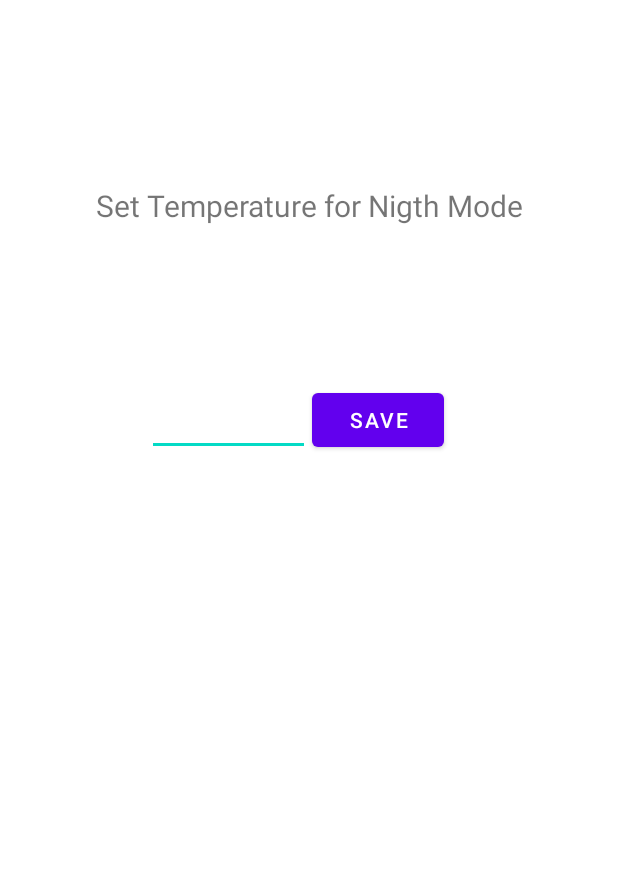
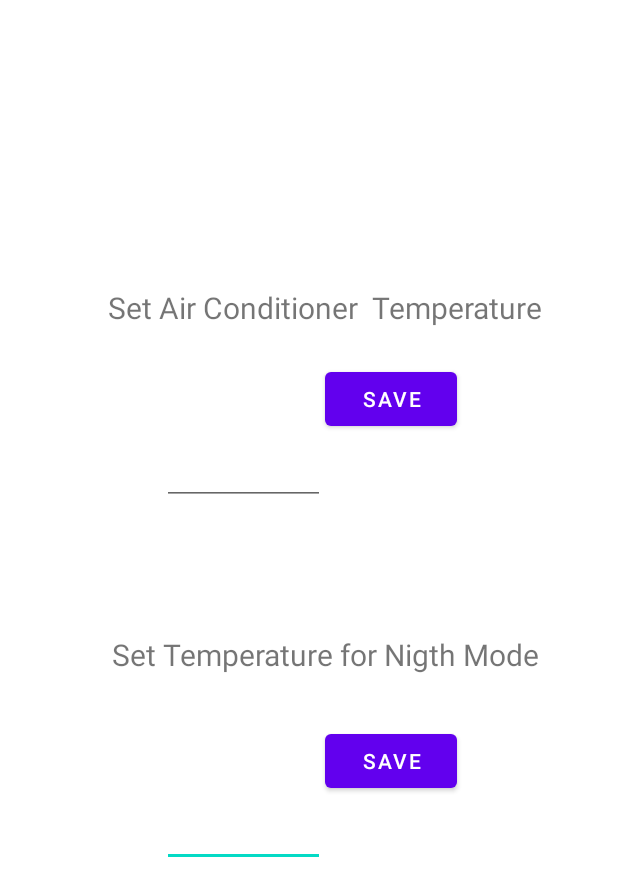
Before and after one commit to brendonrodrigues1999/My-Smart-Bedroom, an Android app: the layout fragment_temperature_control.xml on its own in the app's theme, with its tools: preview values and no code run, on a phone screen of 412 x 824 dp. Shown: the top 896 px of the screen. Run offline under Robolectric (Android 15) with nearby library versions, the phone set to English and light mode, and no system bars.

Commit message:
Android: implemented functionality to control the air conditioner

```diff
--- a/app/src/main/java/com/example/mysmartbedroom/RegisterUserActivity.kt
+++ b/app/src/main/java/com/example/mysmartbedroom/RegisterUserActivity.kt
@@ -39,11 +39,14 @@ class RegisterUserActivity : AppCompatActivity() {
                             val user = hashMapOf("FirstName" to f_name,"LastName" to s_name,"Email" to email, "MobileNo" to mobno, "Password" to password)
                             doc.set(user as Map<String, Any>).addOnCompleteListener(this) { task ->
                                 if (task.isSuccessful) {
-                                    val nightmode = hashMapOf("Lights" to "disabled" , "Curtains" to "disabled" ,
+                                    val nightmode = hashMapOf("Lights" to "disabled" , "Curtains" to "disabled" , "NightTemp" to 20,
                                         "Music" to "disabled" , "Door_Locks" to "disabled" , "Air Conditioner" to "disabled", "AlarmHour" to 0, "AlarmMinute" to 0)
+                                    val airConditionerSettings = hashMapOf("Temperature" to 20)
                                     val doc2 = doc.collection("Bedroom Settings").document("NightModeSettings")
+                                    val doc3 = doc.collection("Bedroom Settings").document("AirConditionerSettings")
                                     doc2.set(nightmode as Map<String,Any>).addOnCompleteListener(this) { task ->
                                         if (task.isSuccessful) {
+                                            doc3.set(airConditionerSettings as Map<String,Any>)
                                             val ref = FirebaseDatabase.getInstance().getReference(userId)
                                             ref.child("Lights").setValue("off")
                                             ref.child("Curtains").setValue("close")
--- a/app/src/main/res/layout/fragment_temperature_control.xml
+++ b/app/src/main/res/layout/fragment_temperature_control.xml
@@ -9,26 +9,12 @@
     tools:context=".TemperatureControlFragment">
 
 
-    <TextView
-        android:id="@+id/textView9"
-        android:layout_width="wrap_content"
-        android:layout_height="wrap_content"
-        android:layout_marginTop="123dp"
-        android:layout_marginBottom="16dp"
-        android:text="Set Temperature for Nigth Mode"
-        android:textSize="20sp"
-        app:layout_constraintBottom_toTopOf="@+id/tempInp"
-        app:layout_constraintEnd_toEndOf="parent"
-        app:layout_constraintStart_toStartOf="parent"
-        app:layout_constraintTop_toTopOf="parent" />
-
     <EditText
         android:id="@+id/tempInp"
         android:layout_width="0dp"
         android:layout_height="0dp"
-        android:layout_marginStart="98dp"
-        android:layout_marginEnd="1dp"
-        android:layout_marginBottom="520dp"
+        android:layout_marginStart="108dp"
+        android:layout_marginBottom="246dp"
         android:ems="10"
         android:gravity="center"
         android:inputType="number"
@@ -38,12 +24,62 @@
         app:layout_constraintTop_toBottomOf="@+id/textView9" />
 
     <Button
+        android:id="@+id/airConBtn"
+        android:layout_width="wrap_content"
+        android:layout_height="wrap_content"
+        android:layout_marginEnd="107dp"
+        android:text="Save"
+        app:layout_constraintEnd_toEndOf="parent"
+        app:layout_constraintStart_toEndOf="@+id/airConInp"
+        app:layout_constraintTop_toTopOf="@+id/airConInp" />
+
+    <TextView
+        android:id="@+id/textView15"
+        android:layout_width="wrap_content"
+        android:layout_height="wrap_content"
+        android:layout_marginTop="191dp"
+        android:layout_marginBottom="23dp"
+        android:text="Set Air Conditioner  Temperature"
+        android:textSize="20sp"
+        app:layout_constraintBottom_toTopOf="@+id/airConInp"
+        app:layout_constraintEnd_toStartOf="@+id/airConBtn"
+        app:layout_constraintStart_toStartOf="@+id/airConBtn"
+        app:layout_constraintTop_toTopOf="parent" />
+
+    <EditText
+        android:id="@+id/airConInp"
+        android:layout_width="0dp"
+        android:layout_height="0dp"
+        android:layout_marginStart="108dp"
+        android:layout_marginBottom="86dp"
+        android:ems="10"
+        android:gravity="center"
+        android:inputType="number"
+        app:layout_constraintBottom_toTopOf="@+id/textView9"
+        app:layout_constraintEnd_toStartOf="@+id/airConBtn"
+        app:layout_constraintStart_toStartOf="parent"
+        app:layout_constraintTop_toBottomOf="@+id/textView15" />
+
+    <TextView
+        android:id="@+id/textView9"
+        android:layout_width="wrap_content"
+        android:layout_height="wrap_content"
+        android:layout_marginBottom="33dp"
+        android:text="Set Temperature for Nigth Mode"
+        android:textSize="20sp"
+        app:layout_constraintBottom_toTopOf="@+id/tempInp"
+        app:layout_constraintEnd_toStartOf="@+id/nightTempBtn"
+        app:layout_constraintStart_toStartOf="@+id/nightTempBtn"
+        app:layout_constraintTop_toBottomOf="@+id/airConInp" />
+
+    <Button
         android:id="@+id/nightTempBtn"
         android:layout_width="wrap_content"
         android:layout_height="wrap_content"
-        android:layout_marginEnd="116dp"
+        android:layout_marginEnd="107dp"
         android:text="Save"
-        app:layout_constraintBottom_toBottomOf="@+id/tempInp"
         app:layout_constraintEnd_toEndOf="parent"
-        app:layout_constraintStart_toEndOf="@+id/tempInp" />
+        app:layout_constraintStart_toEndOf="@+id/tempInp"
+        app:layout_constraintTop_toTopOf="@+id/tempInp" />
+
 </androidx.constraintlayout.widget.ConstraintLayout>
```
Also changed, not shown: app/src/main/java/com/example/mysmartbedroom/DashboardFragment.kt (+6 -2 lines), app/src/main/java/com/example/mysmartbedroom/TemperatureControlFragment.kt (+15 -0 lines).
